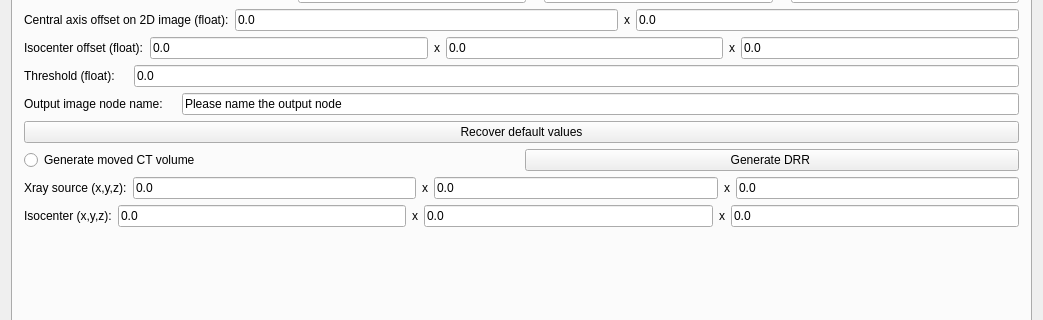
zzhou7/MITK_lancet, file Plugins/org.mitk.lancet.nodeeditor/src/internal/NodeEditorControls.ui: the form before one commit; both pictures show x 0 to 1043 and y 227 to 547 of the 1043 by 996 pixel window.
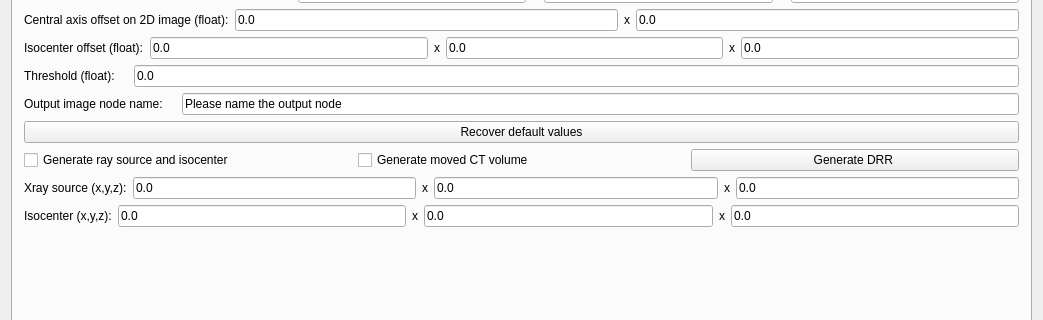
The form after the commit. Custom widgets are drawn as their Qt base class.

Commit message:
Add ray source and isocenter
automatically add ray source and isocenter

```diff
--- a/Plugins/org.mitk.lancet.nodeeditor/src/internal/NodeEditorControls.ui
+++ b/Plugins/org.mitk.lancet.nodeeditor/src/internal/NodeEditorControls.ui
@@ -392,7 +392,14 @@
        <item>
         <layout class="QHBoxLayout" name="horizontalLayout_16">
          <item>
-          <widget class="QRadioButton" name="generateMovedCtRadioButton">
+          <widget class="QCheckBox" name="generateRaySourceCheckBox">
+           <property name="text">
+            <string>Generate ray source and isocenter</string>
+           </property>
+          </widget>
+         </item>
+         <item>
+          <widget class="QCheckBox" name="generateMovedCtCheckBox">
            <property name="text">
             <string>Generate moved CT volume</string>
            </property>
```
The commit also changes 1 other file.
